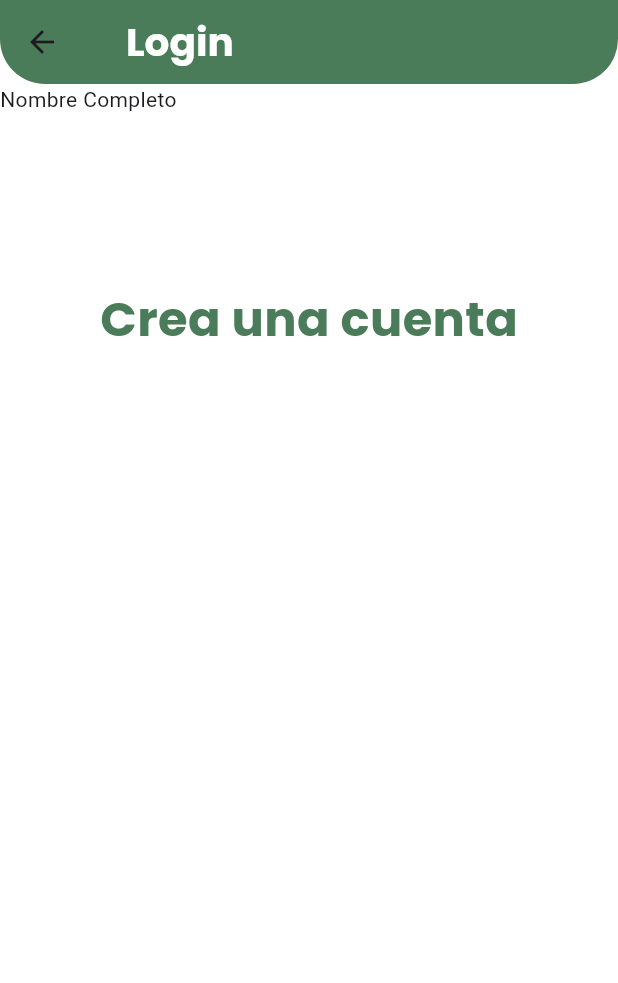
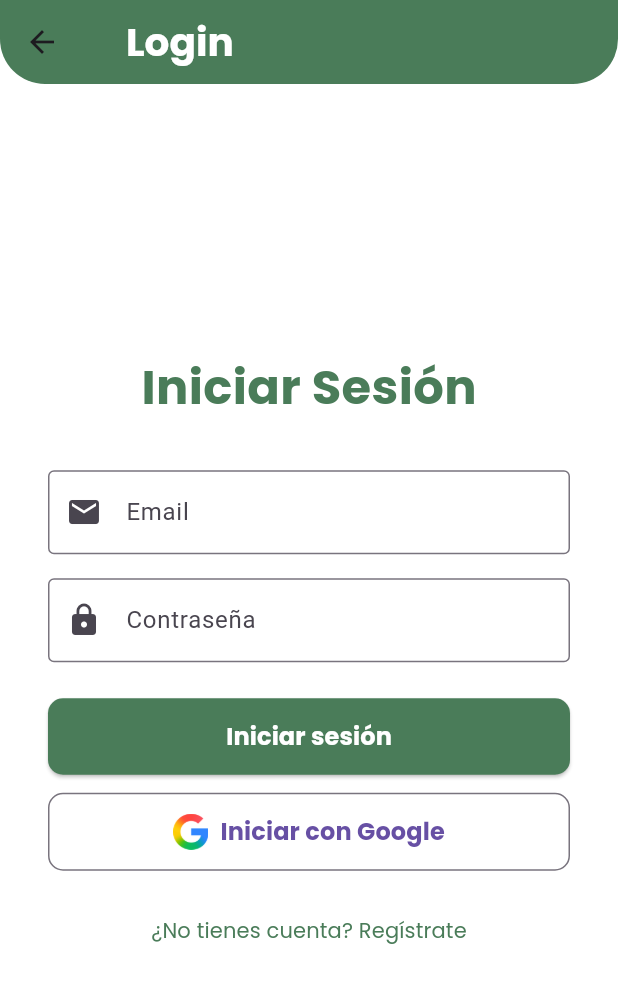
Before and after one commit to artumarinn/mendomarket, a Flutter app: the LoginPage screen opened by its route, on a phone screen of 412 x 824 dp. Shown: the top 983 px of the screen. Run offline on Flutter 3.47's test engine with Material 3 defaults, Android fonts, the phone set to English and light mode, and no system bars; our stand-ins replace font_awesome_flutter.

Commit message:
add login/register pages

```diff
--- a/lib/features/categories/categories_page.dart
+++ b/lib/features/categories/categories_page.dart
@@ -36,7 +36,7 @@ class _CategoriesPageState extends State<CategoriesPage> {
   @override
   Widget build(BuildContext context) {
     return Scaffold(
-      appBar: CustomAppBar(title: 'Todas las Categorías'),
+      appBar: CustomAppBar(title: 'Todas las Categorías', centerTitle: true,),
       body: GridView.builder(
         padding: const EdgeInsets.all(16.0),
         gridDelegate: const SliverGridDelegateWithFixedCrossAxisCount(
--- a/lib/features/chat/chat_page.dart
+++ b/lib/features/chat/chat_page.dart
@@ -22,9 +22,7 @@ class _ChatPageState extends State<ChatPage> {
   @override
   Widget build(BuildContext context) {
     return Scaffold(
-      appBar: CustomAppBar(
-        title: 'Chat',
-      ),
+      appBar: CustomAppBar(title: 'Chat', centerTitle: true),
       bottomNavigationBar: CustomNavBar(
         currentIndex: _selectedIndex,
         onTap: _onItemTapped,
--- a/lib/features/favorite/favorite_page.dart
+++ b/lib/features/favorite/favorite_page.dart
@@ -23,6 +23,7 @@ class _FavoritePageState extends State<FavoritePage> {
     return Scaffold(
       appBar: CustomAppBar(
         title: 'Favoritos',
+        centerTitle: true,
       ),
       bottomNavigationBar: CustomNavBar(
         currentIndex: _selectedIndex,
--- a/lib/features/login/login_page.dart
+++ b/lib/features/login/login_page.dart
@@ -10,29 +10,140 @@ class LoginPage extends StatefulWidget {
 }
 
 class _LoginPageState extends State<LoginPage> {
+  final TextEditingController _emailController = TextEditingController();
+  final TextEditingController _passwordController = TextEditingController();
+
+  @override
+  void dispose() {
+    _emailController.dispose();
+    _passwordController.dispose();
+    super.dispose();
+  }
+
+  void _login() {
+    // Aquí va la lógica de login
+    final email = _emailController.text;
+    final password = _passwordController.text;
+    // TODO: Autenticación
+    print('Login con $email y $password');
+  }
+
+  void _loginWithGoogle() {
+    // Aquí va la lógica de login con Google
+    print('Login con Google');
+  }
+
+  void _goToRegister() {
+    // Aquí navegas a la pantalla de registro
+    Navigator.pushNamed(context, '/register');
+  }
+
   @override
   Widget build(BuildContext context) {
     return Scaffold(
       appBar: CustomAppBar(
         title: 'Login',
+        centerTitle: true,
       ),
       backgroundColor: AppColors.backgroundColor,
-      body: Stack(
+      body: Center(
+        child: SingleChildScrollView(
+          padding: const EdgeInsets.symmetric(horizontal: 32),
+          child: Column(
+            mainAxisSize: MainAxisSize.min,
             children: [
-          Center(
-            child: Container(
-              height: 500,
-              child: Text("Crea una cuenta", style: TextStyle(
+              Text(
+                "Iniciar Sesión",
+                style: const TextStyle(
                   fontSize: 32,
                   color: AppColors.primaryColor,
                   fontWeight: FontWeight.bold,
                   fontFamily: 'Poppins',
-              ),),
                 ),
               ),
-          Text("Nombre Completo"),
+              const SizedBox(height: 32),
+              TextField(
+                controller: _emailController,
+                decoration: const InputDecoration(
+                  labelText: "Email",
+                  border: OutlineInputBorder(),
+                  prefixIcon: Icon(Icons.email),
+                ),
+                keyboardType: TextInputType.emailAddress,
+              ),
+              const SizedBox(height: 16),
+              TextField(
+                controller: _passwordController,
+                decoration: const InputDecoration(
+                  labelText: "Contraseña",
+                  border: OutlineInputBorder(),
+                  prefixIcon: Icon(Icons.lock),
+                ),
+                obscureText: true,
+              ),
+              const SizedBox(height: 24),
+              SizedBox(
+                width: double.infinity,
+                child: ElevatedButton(
+                  onPressed: _login,
+                  style: ElevatedButton.styleFrom(
+                    backgroundColor: AppColors.primaryColor,
+                    padding: const EdgeInsets.symmetric(vertical: 14),
+                    shape: RoundedRectangleBorder(
+                      borderRadius: BorderRadius.circular(10),
+                    ),
+                  ),
+                  child: const Text(
+                    "Iniciar sesión",
+                    style: TextStyle(
+                      color: AppColors.backgroundColor,
+                      fontSize: 16,
+                      fontFamily: 'Poppins',
+                      fontWeight: FontWeight.bold,
+                    ),
+                  ),
+                ),
+              ),
+              const SizedBox(height: 12),
+              SizedBox(
+                width: double.infinity,
+                child: OutlinedButton.icon(
+                  onPressed: _loginWithGoogle,
+                  icon: Image.asset(
+                    'assets/images/icons/google_logo.png',
+                    height: 24,
+                  ),
+                  label: const Text(
+                    "Iniciar con Google",
+                    style: TextStyle(
+                      fontSize: 16,
+                      fontFamily: 'Poppins',
+                      fontWeight: FontWeight.bold,
+                    ),
+                  ),
+                  style: OutlinedButton.styleFrom(
+                    padding: const EdgeInsets.symmetric(vertical: 14),
+                    shape: RoundedRectangleBorder(
+                      borderRadius: BorderRadius.circular(10),
+                    ),
+                  ),
+                ),
+              ),
+              const SizedBox(height: 16),
+              TextButton(
+                onPressed: _goToRegister,
+                child: const Text(
+                  "¿No tienes cuenta? Regístrate",
+                  style: TextStyle(
+                    color: AppColors.primaryColor,
+                    fontFamily: 'Poppins',
+                  ),
+                ),
+              ),
             ],
-      )
+          ),
+        ),
+      ),
     );
   }
 }
--- a/lib/features/onboarding/onboarding.dart
+++ b/lib/features/onboarding/onboarding.dart
@@ -119,8 +119,7 @@ class _OnboardingPageState extends State<OnboardingPage> {
                 if (_currentIndex < onboardingData.length - 1) {
                   _pageController.nextPage(duration: const Duration(milliseconds: 300), curve: Curves.ease);
                 } else {
-                  // Ir al login
-                  Navigator.pushReplacementNamed(context, '/home');
+                  Navigator.pushReplacementNamed(context, '/login');
                 }
               },
               child: Text(
--- a/lib/features/product_details/product_details_page.dart
+++ b/lib/features/product_details/product_details_page.dart
@@ -25,7 +25,10 @@ class _ProductDetailsPageState extends State<ProductDetailsPage> {
   @override
   Widget build(BuildContext context) {
     return Scaffold(
-      appBar: CustomAppBar(title: widget.product.title),
+      appBar: CustomAppBar(
+        title: widget.product.title,
+        centerTitle: true,
+      ),
       body: SingleChildScrollView(
         child: Column(
           crossAxisAlignment: CrossAxisAlignment.start,
--- a/lib/features/search/search_page.dart
+++ b/lib/features/search/search_page.dart
@@ -68,7 +68,7 @@ class _SearchPageState extends State<SearchPage> {
   @override
   Widget build(BuildContext context) {
     return Scaffold(
-      appBar: CustomAppBar(title: 'Buscar'),
+      appBar: CustomAppBar(title: 'Buscar', centerTitle: true),
       body: Column(
         children: [
           Padding(
--- a/lib/main.dart
+++ b/lib/main.dart
@@ -4,6 +4,7 @@ import 'package:mendomarket/features/favorite/favorite_page.dart';
 import 'package:mendomarket/features/login/login_page.dart';
 import 'package:mendomarket/features/onboarding/onboarding.dart';
 import 'package:mendomarket/features/profile/profile_page.dart';
+import 'package:mendomarket/features/register/register_page.dart';
 import 'package:mendomarket/features/search/search_page.dart';
 import 'features/home/home_page.dart';
 
@@ -27,12 +28,13 @@ class MyApp extends StatelessWidget {
         '/favorite': (context) => const FavoritePage(),
         '/profile': (context) => const ProfilePage(),
         '/login': (context) => const LoginPage(),
+        '/register': (context) => const RegisterPage(),
       },
       theme: ThemeData(
         primarySwatch: Colors.green,
         visualDensity: VisualDensity.adaptivePlatformDensity,
       ),
-      home: HomePage(), // This `home` property will be overridden by `initialRoute`
+      home: HomePage(),
     );
   }
 }
--- a/lib/widgets/common/custom_app_bar.dart
+++ b/lib/widgets/common/custom_app_bar.dart
@@ -8,7 +8,7 @@ class CustomAppBar extends StatelessWidget implements PreferredSizeWidget {
   const CustomAppBar({
     super.key, // <-- ¡Aquí estaba la corrección principal! Se usa 'super.key' para simplificar.
     required this.title,
-    this.actions,
+    this.actions, required bool centerTitle,
   });
 
   @override
```
Also changed, not shown: lib/features/home/home_page.dart (+18 -5 lines), lib/features/profile/profile_page.dart (+7 -4 lines), lib/features/register/register_page.dart (+140 -0 lines), pubspec.yaml (+3 -5 lines), assets/images/icons/google_logo.png (added). Lines whose indentation alone changed are shown as unchanged.
